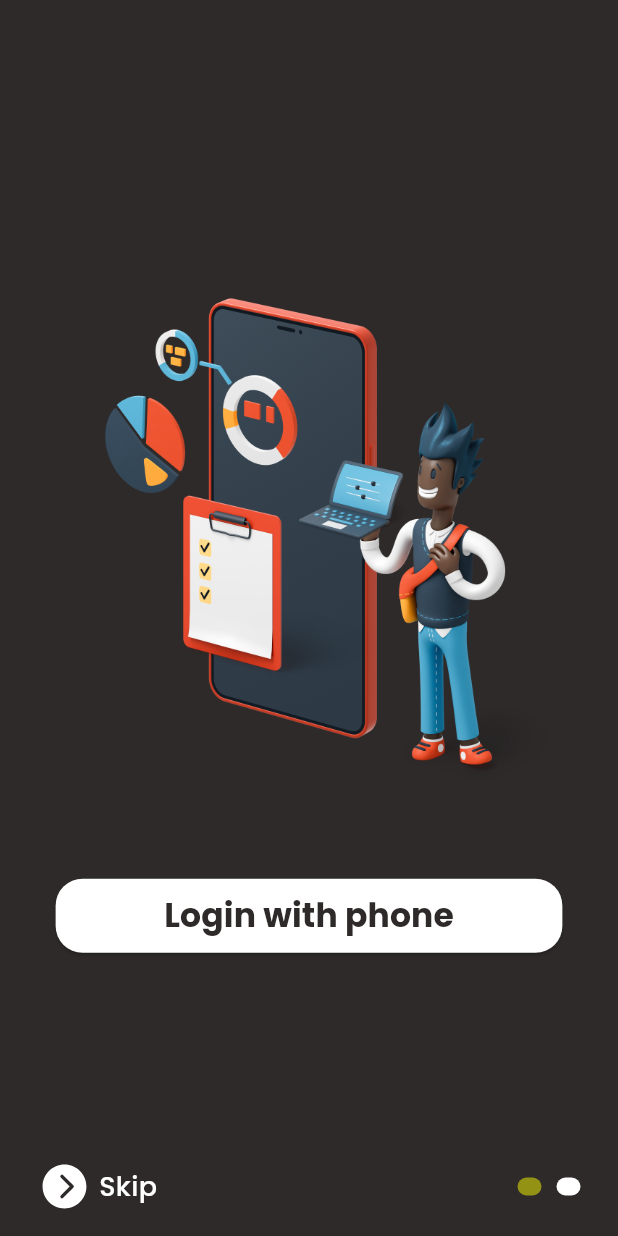
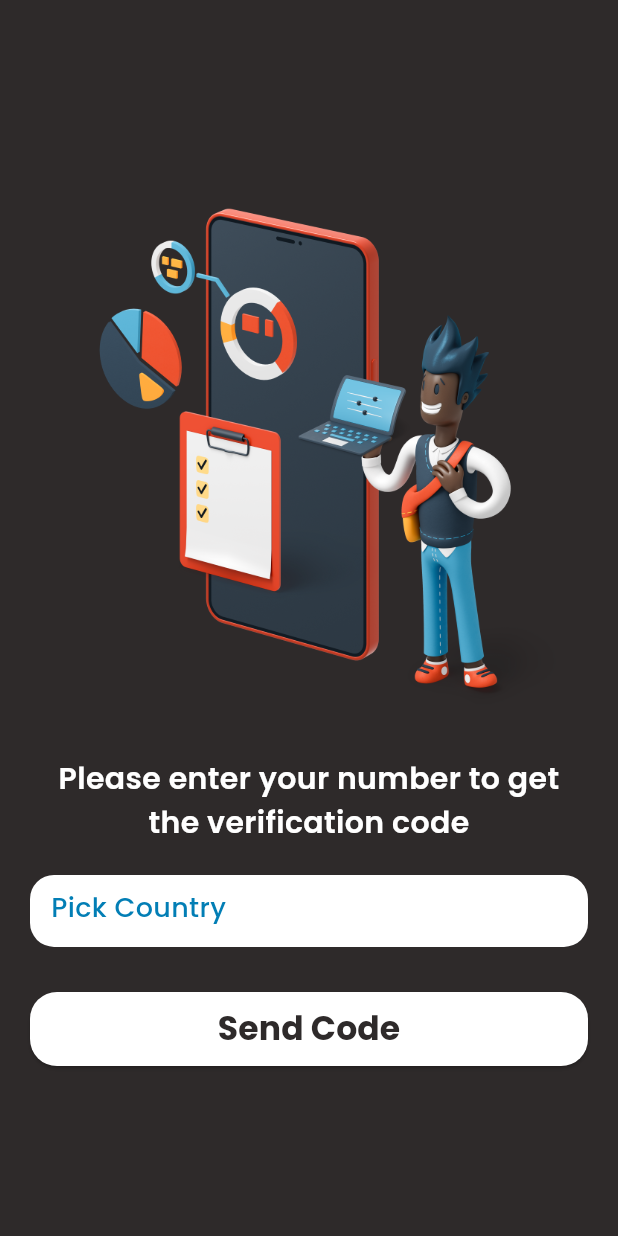
Before and after one commit to umuttsaltan/todo-app, a Flutter app: the screen it shows after launch, after a tap on "Skip", after a tap on "Login with phone", on a phone screen of 412 x 824 dp. Run offline on Flutter 3.47's test engine with Material 2 defaults, Android fonts, the phone set to English and light mode, and no system bars; drawn by our look-alikes of smooth_page_indicator; our stand-ins replace country_picker, firebase_auth, firebase_core, flutter_hooks, flutter_riverpod, flutter_screenutil and 6 more; accounts and stored records are empty; generated files the repository leaves out were written again.

Commit message:
signup done

```diff
--- /dev/null
+++ b/lib/core/helper/db_helper.dart
@@ -0,0 +1,41 @@
+
+
+import 'package:sqflite/sqflite.dart';
+import 'package:sqflite/sqlite_api.dart';
+
+class DBHelper{
+  const DBHelper._();
+
+  static Future<void> createTables(Database database)async{
+    await database.execute(
+      'CREATE TABLE users('
+      'id INTEGER PRIMARY KEY AUTOINCREMENT DEFAULT 0, '
+      'isVerified INTEGER DEFAULT 0'
+      ')'
+    );
+  }
+  static Future<Database> db()async{
+    return openDatabase(
+      'todo.db',
+      version: 1,
+      onCreate: (database, _)async{
+        await createTables(database);
+      }
+    );
+  }
+
+  static Future<void> createUser({required bool isVerified}) async{
+    final localDb = await db();
+    final data ={
+      'id': 1,
+      'isVerified': isVerified ? 1 : 0,
+    };
+    await localDb.insert('users', data,conflictAlgorithm: ConflictAlgorithm.replace);
+  }
+
+  static Future<bool> userExists()async{
+    final localDb = await db();
+    final userData = await localDb.query('users');
+    return userData.isNotEmpty;
+  }
+}
--- /dev/null
+++ b/lib/features/authentication/app/country_code_provider.dart
@@ -0,0 +1,16 @@
+
+import 'package:country_picker/country_picker.dart';
+import 'package:riverpod_annotation/riverpod_annotation.dart';
+
+part 'country_code_provider.g.dart';
+
+@riverpod
+class CountryCode extends _$CountryCode {
+
+  @override
+  Country? build() => null;
+
+  void changeCountry(Country newCountry){
+    state = newCountry;
+  }
+}
--- /dev/null
+++ b/lib/features/authentication/views/sign_in_screen.dart
@@ -0,0 +1,147 @@
+import 'package:country_picker/country_picker.dart';
+import 'package:firebase_auth/firebase_auth.dart';
+import 'package:flutter/material.dart';
+import 'package:flutter_hooks/flutter_hooks.dart';
+
+import 'package:flutter_screenutil/flutter_screenutil.dart';
+import 'package:google_fonts/google_fonts.dart';
+import 'package:hooks_riverpod/hooks_riverpod.dart';
+import 'package:todoapp/core/common/widgets/round_button.dart';
+import 'package:todoapp/core/common/widgets/white_space.dart';
+import 'package:todoapp/core/res/colors.dart';
+import 'package:todoapp/core/res/image_res.dart';
+import 'package:todoapp/core/utils/core_utils.dart';
+import 'package:todoapp/features/authentication/app/country_code_provider.dart';
+import 'package:todoapp/features/authentication/controller/authentication_controller.dart';
+import 'package:todoapp/features/authentication/repository/authentication_repository.dart';
+import 'package:todoapp/features/authentication/views/otp_verification_screen.dart';
+
+class SignInScreen extends HookConsumerWidget {
+  const SignInScreen({super.key});
+
+  @override
+  Widget build(BuildContext context, WidgetRef ref) {
+    final border = OutlineInputBorder(
+        borderSide: BorderSide.none, borderRadius: BorderRadius.circular(16));
+    final phoneController = useTextEditingController();
+    final code = ref.watch(countryCodeProvider);
+    return Scaffold(
+      body: SafeArea(
+        child: Center(
+          child: ListView(
+            shrinkWrap: true,
+            physics: const PageScrollPhysics(),
+            padding: const EdgeInsets.symmetric(horizontal: 20),
+            children: [
+              Image.asset(ImageRes.todo),
+              const WhiteSpace(
+                height: 20,
+              ),
+              Text(
+                'Please enter your number to get the verification code',
+                textAlign: TextAlign.center,
+                style: GoogleFonts.poppins(
+                    fontSize: 20,
+                    color: Colours.light,
+                    fontWeight: FontWeight.w600),
+              ),
+              const WhiteSpace(
+                height: 20,
+              ),
+              TextField(
+                keyboardType: TextInputType.phone,
+                controller: phoneController,
+                readOnly: code == null,
+                decoration: InputDecoration(
+                  focusedBorder: border,
+                  enabledBorder: border,
+                  prefixIcon: Padding(
+                    padding: const EdgeInsets.only(top: 9.0, left: 14),
+                    child: GestureDetector(
+                        onTap: () {
+                          showCountryPicker(
+                            context: context,
+                            onSelect: (code) {
+                              ref
+                                  .read(countryCodeProvider.notifier)
+                                  .changeCountry(code);
+                            },
+                            countryListTheme: CountryListThemeData(
+                              bottomSheetHeight:
+                                  MediaQuery.sizeOf(context).height * .6,
+                              flagSize: 30,
+                              borderRadius: BorderRadius.circular(20),
+                              backgroundColor: Colours.backgroundDark,
+                              textStyle: GoogleFonts.poppins(
+                                  fontSize: 20,
+                                  color: Colours.light,
+                                  fontWeight: FontWeight.bold),
+                              searchTextStyle: GoogleFonts.poppins(
+                                  fontSize: 20,
+                                  color: Colours.light,
+                                  fontWeight: FontWeight.bold),
+                              inputDecoration: InputDecoration(
+                                  border: const OutlineInputBorder(),
+                                  labelText: 'Search',
+                                  labelStyle: GoogleFonts.poppins(
+                                      fontSize: 20,
+                                      color: Colours.lightGrey,
+                                      fontWeight: FontWeight.bold),
+                                  hintStyle: GoogleFonts.poppins(
+                                      fontSize: 20,
+                                      color: Colours.lightGrey,
+                                      fontWeight: FontWeight.bold),
+                                  hintText: 'Search'),
+                            ),
+                          );
+                        },
+                        child: Padding(
+                          padding:
+                              EdgeInsets.only(bottom: code == null ? 1.h : 6.h),
+                          child: Text(
+                            code == null
+                                ? 'Pick Country'
+                                : '${code.flagEmoji} +${code.phoneCode} ',
+                            style: GoogleFonts.poppins(
+                                fontSize: code == null ? 18 : 20,
+                                color: code == null
+                                    ? Colours.lightBlue
+                                    : Colours.backgroundDark,
+                                fontWeight: code == null
+                                    ? FontWeight.w500
+                                    : FontWeight.bold),
+                          ),
+                        )),
+                  ),
+                  filled: true,
+                  fillColor: Colours.light,
+                  contentPadding:
+                      const EdgeInsets.symmetric(horizontal: 16, vertical: 5),
+                ),
+                style: GoogleFonts.poppins(
+                    fontSize: 20,
+                    color: Colours.backgroundDark,
+                    fontWeight: FontWeight.bold),
+              ),
+              const WhiteSpace(
+                height: 30,
+              ),
+              RoundButton(
+                text: 'Send Code',
+                onPressed: () async {
+                  if (code == null) return;
+                  final navigator = Navigator.of(context);
+                  CoreUtil.showLoader(context);
+                  await ref.read(authControllerProvider).sendOTP(
+                      context: context,
+                      phoneNumber: '+${code.phoneCode}${phoneController.text}');
+                  navigator.pop();
+                },
+              )
+            ],
+          ),
+        ),
+      ),
+    );
+  }
+}
--- a/lib/features/onboarding/views/onboarding_screen.dart
+++ b/lib/features/onboarding/views/onboarding_screen.dart
@@ -28,7 +28,7 @@ class _OnboardingScreenState extends State<OnboardingScreen> {
   @override
   Widget build(BuildContext context) {
     return Scaffold(
-      backgroundColor: Colours.backgroundDark,
+
       body: SafeArea(
         child: Stack(alignment: AlignmentDirectional.bottomCenter, children: [
           PageView(
--- a/lib/features/onboarding/views/widgets/second_page.dart
+++ b/lib/features/onboarding/views/widgets/second_page.dart
@@ -5,6 +5,7 @@ import 'package:todoapp/core/common/widgets/fading_text.dart';
 import 'package:todoapp/core/common/widgets/round_button.dart';
 import 'package:todoapp/core/common/widgets/white_space.dart';
 import 'package:todoapp/core/res/colors.dart';
+import 'package:todoapp/features/authentication/views/sign_in_screen.dart';
 
 import '../../../../core/res/image_res.dart';
 
@@ -13,7 +14,6 @@ class SecondPage extends StatelessWidget {
 
   @override
   Widget build(BuildContext context) {
-
     return Padding(
       padding: const EdgeInsets.symmetric(horizontal: 25).copyWith(bottom: 15),
       child: Column(
@@ -23,7 +23,17 @@ class SecondPage extends StatelessWidget {
           const WhiteSpace(
             height: 50,
           ),
-         RoundButton(text: 'Login with phone',onPressed: (){},)
+          RoundButton(
+            text: 'Login with phone',
+            onPressed: () {
+              Navigator.pushReplacement(
+                context,
+                MaterialPageRoute(
+                  builder: (_) => const SignInScreen(),
+                ),
+              );
+            },
+          )
         ],
       ),
     );
--- a/lib/main.dart
+++ b/lib/main.dart
@@ -1,27 +1,59 @@
+import 'package:firebase_core/firebase_core.dart';
 import 'package:flutter/material.dart';
+import 'package:flutter_riverpod/flutter_riverpod.dart';
 import 'package:flutter_screenutil/flutter_screenutil.dart';
+import 'package:todoapp/core/res/colors.dart';
+import 'package:todoapp/features/authentication/app/user_provider.dart';
 import 'package:todoapp/features/onboarding/views/onboarding_screen.dart';
+import 'package:todoapp/features/todo/views/home_screen.dart';
+import 'package:todoapp/firebase_options.dart';
 
-void main() {
-  runApp(const MyApp());
+Future<void> main() async {
+  WidgetsFlutterBinding.ensureInitialized();
+  await Firebase.initializeApp(
+    options: DefaultFirebaseOptions.currentPlatform,
+  );
+  runApp(const ProviderScope(child: MyApp()));
 }
 
-class MyApp extends StatelessWidget {
+class MyApp extends ConsumerWidget {
   const MyApp({super.key});
 
   @override
-  Widget build(BuildContext context) {
+  Widget build(BuildContext context, WidgetRef ref) {
     final screenSize = MediaQuery.of(context).size;
-    return ScreenUtilInit(designSize:  Size(screenSize.width  , screenSize.height),minTextAdapt: true,splitScreenMode: true,builder: (_,__){
+    return ScreenUtilInit(
+      designSize: Size(screenSize.width, screenSize.height),
+      minTextAdapt: true,
+      splitScreenMode: true,
+      builder: (_, __) {
         return MaterialApp(
           debugShowCheckedModeBanner: false,
           title: 'Flutter Demo',
           theme: ThemeData(
-        colorScheme: ColorScheme.fromSeed(seedColor: Colors.deepPurple),
+            colorScheme: ColorScheme.fromSeed(seedColor: Colors.lightBlue),
+            scaffoldBackgroundColor: Colours.backgroundDark,
             useMaterial3: true,
           ),
-      home: const OnboardingScreen()
+          home: ref.watch(userProvider).when(
+              data: (userExists) {
+                if (userExists) return const HomeScreen();
+                return const OnboardingScreen();
+              },
+              error: (error, stackTrace) {
+                debugPrint('ERROR: $error');
+                debugPrint(stackTrace.toString());
+                return const OnboardingScreen();
+              },
+              loading: () {
+                const Scaffold(
+                  body: Center(
+                    child: CircularProgressIndicator(),
+                  ),
                 );
-    },);
+              }),
+        );
+      },
+    );
   }
 }
```
Also changed, not shown: lib/core/utils/core_utils.dart (added, +36 -0 lines), lib/features/authentication/app/user_provider.dart (added, +15 -0 lines), lib/features/authentication/controller/authentication_controller.dart (added, +28 -0 lines), lib/features/authentication/models/user_model.dart (added, +22 -0 lines), lib/features/authentication/repository/authentication_repository.dart (added, +67 -0 lines), lib/features/authentication/views/otp_verification_screen.dart (added, +57 -0 lines), lib/features/todo/views/home_screen.dart (added, +11 -0 lines), pubspec.yaml (+11 -0 lines), lib/features/authentication/app/country_code_provider.g.dart (added), lib/features/authentication/app/user_provider.g.dart (added), lib/firebase_options.dart (added), 20 other files. Lines whose indentation alone changed are shown as unchanged.
